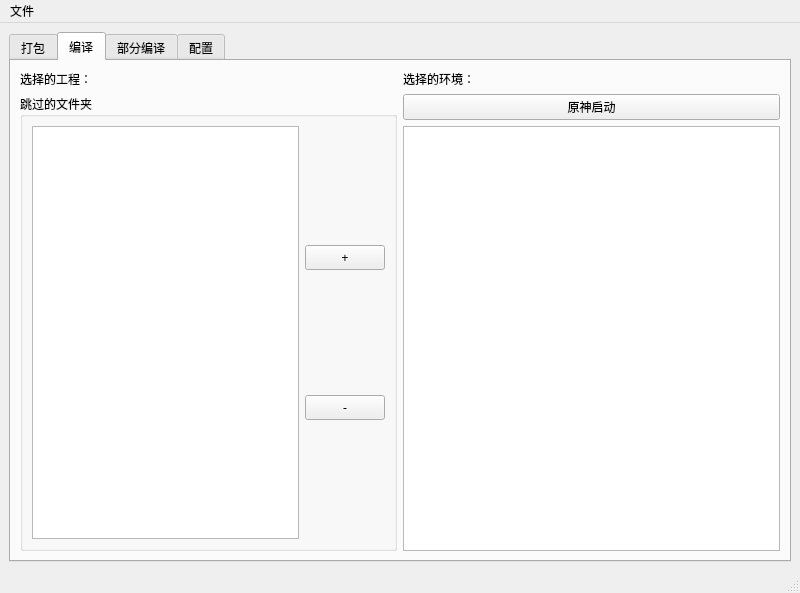
Before: the Qt Designer form Src/mainWindow.ui in Liangjh40/packet_py_project, drawn with Qt 5.
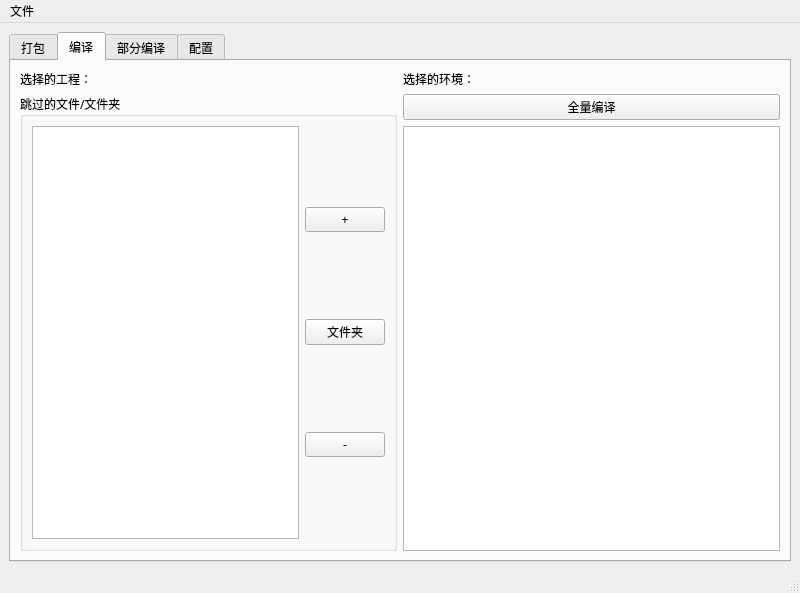
After: the same form once the commit is applied. The open tabs and pages were chosen to show the change.

Commit message: 修复全量编译

```diff
--- a/Src/mainWindow.ui
+++ b/Src/mainWindow.ui
@@ -144,7 +144,7 @@
             <item>
              <widget class="QGroupBox" name="groupBox_7">
               <property name="title">
-               <string>跳过的文件夹</string>
+               <string>跳过的文件/文件夹</string>
               </property>
               <layout class="QHBoxLayout" name="horizontalLayout_13">
                <item>
@@ -161,6 +161,13 @@
                      </property>
                     </widget>
                    </item>
+                   <item>
+                    <widget class="QPushButton" name="pb_add_skip_dir">
+                     <property name="text">
+                      <string>文件夹</string>
+                     </property>
+                    </widget>
+                   </item>
                    <item>
                     <widget class="QPushButton" name="pb_del_skip">
                      <property name="text">
@@ -182,7 +189,7 @@
             <item>
              <widget class="QPushButton" name="pb_encrypt">
               <property name="text">
-               <string>原神启动</string>
+               <string>全量编译</string>
               </property>
              </widget>
             </item>
```
Left out of the diff: 2 changed lines with no effect on the pictures. The commit also changes 13 other files.
